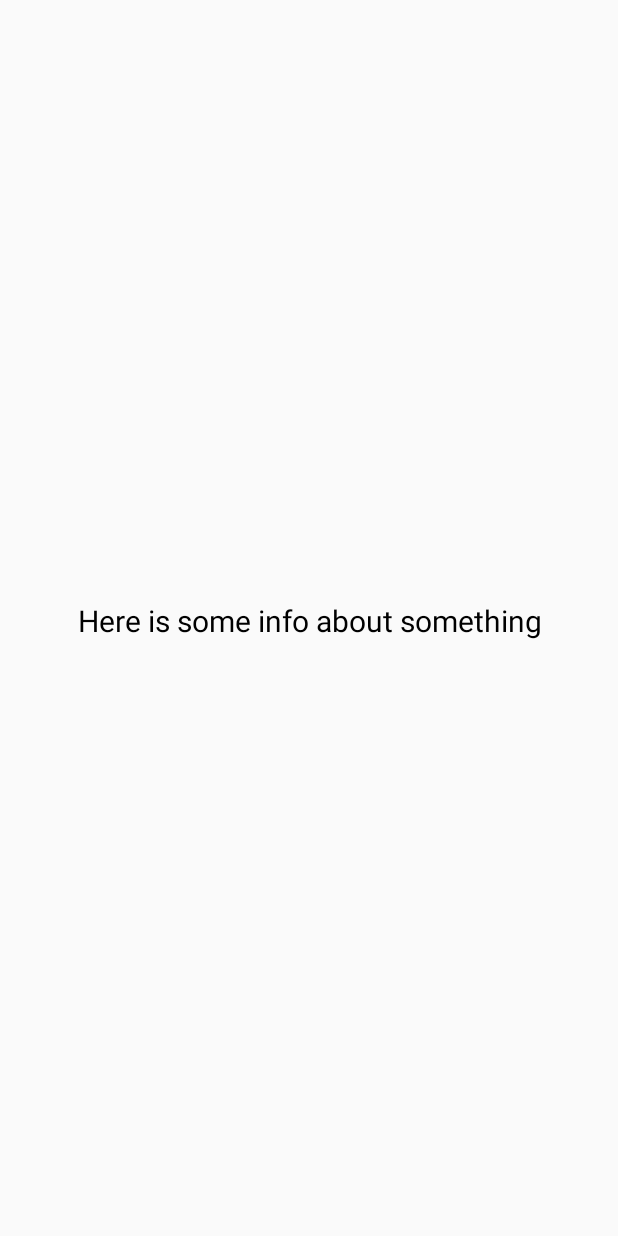
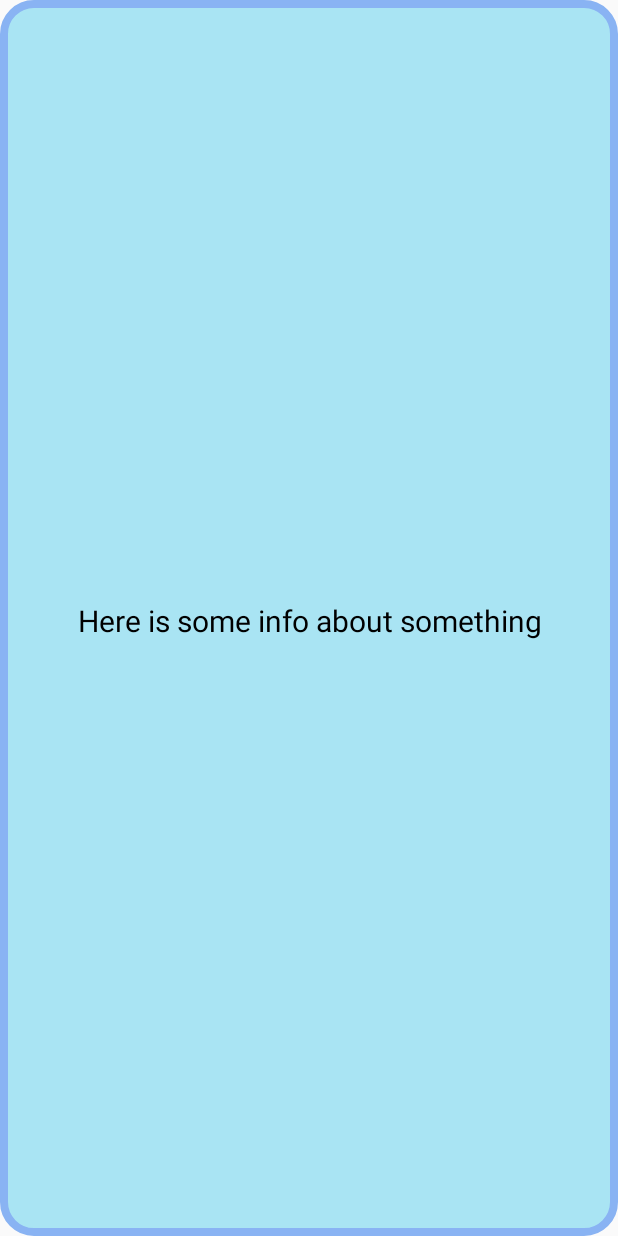
Before and after one commit to ludvikpet/HomeEnvironment, an Android app: the layout activity_tiptextscreen.xml on its own in the app's theme, with its tools: preview values and no code run, on a phone screen of 412 x 824 dp. Run offline under Robolectric (Android 15) with nearby library versions, the phone set to English and light mode, and no system bars.

Commit message:
Sexy and functional

```diff
--- a/HomeEnvironment/app/build.gradle
+++ b/HomeEnvironment/app/build.gradle
@@ -10,7 +10,6 @@ android {
         targetSdkVersion 29
         versionCode 1
         versionName "1.0"
-        vectorDrawables.useSupportLibrary = true
 
         testInstrumentationRunner "androidx.test.runner.AndroidJUnitRunner"
     }
--- /dev/null
+++ b/HomeEnvironment/app/src/main/res/drawable/custom_background.xml
@@ -0,0 +1,14 @@
+<?xml version="1.0" encoding="UTF-8"?>
+<shape xmlns:android="http://schemas.android.com/apk/res/android" android:shape="rectangle">
+    <corners
+        android:radius="20dp"/>
+    <padding
+        android:left="10dp"
+        android:right="10dp"
+        android:top="10dp"
+        android:bottom="10dp"/>
+    <stroke
+        android:width="5dp"
+        android:color="@color/tip_pop_up_boarder"/>
+    <solid android:color="@color/tip_pop_up"/>
+</shape>
--- a/HomeEnvironment/app/src/main/res/layout/activity_tiptextscreen.xml
+++ b/HomeEnvironment/app/src/main/res/layout/activity_tiptextscreen.xml
@@ -2,6 +2,7 @@
 <androidx.constraintlayout.widget.ConstraintLayout xmlns:android="http://schemas.android.com/apk/res/android"
     android:layout_width="match_parent"
     android:layout_height="match_parent"
+    android:background="@drawable/custom_background"
     android:id="@+id/tiptextscreen_layout"
     xmlns:app="http://schemas.android.com/apk/res-auto">
 
--- a/HomeEnvironment/app/src/main/res/values/colors.xml
+++ b/HomeEnvironment/app/src/main/res/values/colors.xml
@@ -6,5 +6,6 @@
     <color name="black">#000000</color>
     <color name="white">#FFFFFF</color>
     <color name="tip_pop_up">#A9E4F3</color>
+    <color name="tip_pop_up_boarder">#89B3F3</color>
 
 </resources>
```
Also changed, not shown: HomeEnvironment/app/src/main/java/com/example/homeenvironment/SecondFragment.java (+32 -0 lines), HomeEnvironment/app/src/main/java/com/example/homeenvironment/TipTextScreen.java (+6 -8 lines).
